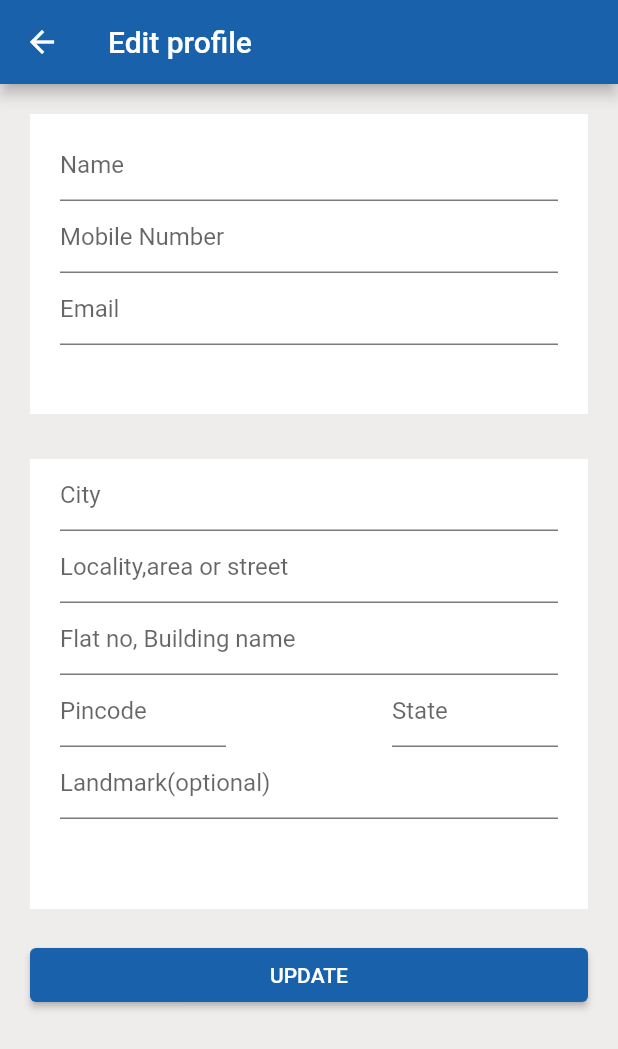
After one commit to gayathry-2001/meatshop, a Flutter app: the Editprof screen opened directly, on a phone screen of 412 x 824 dp. The commit adds this screen. Shown: the top 1049 px of the screen. Run offline on Flutter 3.47's test engine with Material 2 defaults, Android fonts, the phone set to English and light mode, and no system bars; our stand-ins replace animated_bottom_navigation_bar, carousel_slider, curved_navigation_bar.

Commit message:
29/09/23

```diff
--- a/lib/home/carouselindicator.dart
+++ b/lib/home/carouselindicator.dart
@@ -1,3 +1,4 @@
+
 import 'package:carousel_slider/carousel_slider.dart';
 import 'package:flutter/material.dart';
 
@@ -23,6 +24,7 @@ class _CarouselWithIndicatorState extends State<CarouselWithIndicatorDemo> {
 
         Column(children: [
           CarouselSlider(
+
             items: imageSliders,
             // itemCount: carouselimg.length,
             carouselController: _controller,
@@ -78,6 +80,7 @@ class _CarouselWithIndicatorState extends State<CarouselWithIndicatorDemo> {
               );
             }).toList(),
           ),
+
         ]);
 
 
--- /dev/null
+++ b/lib/home/editprof.dart
@@ -0,0 +1,147 @@
+import 'package:flutter/material.dart';
+
+class Editprof extends StatefulWidget {
+  const Editprof({super.key});
+
+  @override
+  State<Editprof> createState() => _EditprofState();
+}
+
+class _EditprofState extends State<Editprof> {
+  final namecntrl = TextEditingController();
+  final mobcntrl = TextEditingController();
+  final mailcntrl = TextEditingController();
+  final citycntrl = TextEditingController();
+  final locationcntrl = TextEditingController();
+  final flatcntrl = TextEditingController();
+  final pincntrl = TextEditingController();
+  final statecntrl = TextEditingController();
+  final landmarkcntrl = TextEditingController();
+
+
+  @override
+  Widget build(BuildContext context) {
+    return  Scaffold(
+      appBar: AppBar(title:const Text("Edit profile"),),
+      body:  SafeArea(child:
+      Container(
+        decoration: const BoxDecoration(
+          color:  Color.fromARGB(255, 239, 236, 236)
+        ),
+        child: Padding(
+          padding: const EdgeInsets.only(left: 20,right: 20,top: 20),
+          child: ListView(
+            children: [
+              Container(
+                height: 200,
+                color: Colors.white,
+                child:  Padding(
+                  padding: const EdgeInsets.only(right: 20,left: 20,top: 10,bottom: 10),
+                  child: Column(
+                    children: [
+                      TextField(
+                        controller: namecntrl,
+                        decoration: const InputDecoration(
+                          hintText: "Name"
+                        ),
+                      ),
+                       TextField(
+                        controller: mobcntrl,
+                        decoration: const InputDecoration(
+                          hintText: "Mobile Number"
+                        ),
+                      ),
+                       TextField(
+                        controller: mailcntrl,
+                        decoration: const InputDecoration(
+                          hintText: "Email"
+                        ),
+                      )
+                    ],
+
+                  ),
+                ),
+              ),
+              const SizedBox(height: 30,),
+              Container(
+                height: 300,
+                decoration: const BoxDecoration(
+                  color: Colors.white
+                ),
+                child: Padding(
+                  padding: const EdgeInsets.only(left: 20,right: 20),
+                  child: Column(
+                    children: [
+                       TextField(
+                        controller: citycntrl,
+                        decoration: const InputDecoration(
+                          hintText: "City"
+                        ),
+                      ),
+                       TextField(
+                        controller: locationcntrl,
+                        decoration: const InputDecoration(
+                          hintText: "Locality,area or street"
+                        ),
+                      ),
+                       TextField(
+                        controller: mailcntrl,
+                        decoration: const InputDecoration(
+                          hintText: "Flat no, Building name"
+                        ),
+                      ),
+                      Row(
+                        // mainAxisAlignment: MainAxisAlignment.spaceBetween,
+                        children: [
+                          Expanded(
+                            child: TextField(
+
+                            // textInputAction:TextInputType.,
+                            controller: locationcntrl,
+                            decoration: const InputDecoration(
+
+                            hintText: "Pincode"
+                                                ),
+                                              ),
+                          ),
+                          const Spacer(),
+                       Expanded(
+                         child: TextField(
+                          controller: mailcntrl,
+                          decoration: const InputDecoration(
+                            hintText: "State"
+                          ),
+                                           ),
+                       ),
+                        ],
+                      ),
+                      Expanded(
+                        child: TextField(
+                          controller: landmarkcntrl,
+                          decoration: const InputDecoration(
+                            hintText: "Landmark(optional)"
+                          ),
+                        ),
+                      ),
+                    ],
+                  ),
+                ),
+              ),
+              Padding(
+                padding: const EdgeInsets.only(top: 20),
+                child: ElevatedButton(
+                style: ElevatedButton.styleFrom(
+                  backgroundColor: const Color.fromARGB(255, 25, 98, 171)
+                ),
+                onPressed: (){
+
+                },
+                 child: const Text("UPDATE")),
+              )
+            ],
+          ),
+        ),
+      )),
+    );
+  }
+}
--- a/lib/home/gridviews.dart
+++ b/lib/home/gridviews.dart
@@ -9,6 +9,7 @@ class Grids extends StatelessWidget {
   @override
   Widget build(BuildContext context) {
     return  GridView.builder(
+                     physics: ScrollPhysics(),
                     itemCount: carouselimg.length,
                     gridDelegate: const SliverGridDelegateWithFixedCrossAxisCount(
 
--- a/lib/product/product.dart
+++ b/lib/product/product.dart
@@ -1,5 +1,5 @@
 import 'package:flutter/material.dart';
-import 'package:meatshopproj/home/gridviews.dart';
+// import 'package:meatshopproj/home/gridviews.dart';
 import 'package:meatshopproj/product/productgrids.dart';
 
 class Product extends StatefulWidget {
@@ -10,6 +10,7 @@ class Product extends StatefulWidget {
 }
 
 class _ProductState extends State<Product> {
+
   @override
   Widget build(BuildContext context) {
     return  Scaffold(
--- a/lib/singleproduct/singleproductgrid.dart
+++ b/lib/singleproduct/singleproductgrid.dart
@@ -10,6 +10,7 @@ class SingleProductgrids extends StatelessWidget {
   @override
   Widget build(BuildContext context) {
     return  GridView.builder(
+                    physics: const ScrollPhysics(),
                     itemCount: carouselimg.length,
                     gridDelegate: const SliverGridDelegateWithFixedCrossAxisCount(
 
--- a/pubspec.yaml
+++ b/pubspec.yaml
@@ -36,6 +36,7 @@ dependencies:
   # Use with the CupertinoIcons class for iOS style icons.
   cupertino_icons: ^1.0.2
   carousel_slider: ^4.2.1
+  flutter_carousel_slider: ^1.1.0
   animated_bottom_navigation_bar: ^1.2.1
   curved_navigation_bar: ^1.0.3
 
@@ -67,6 +68,7 @@ flutter:
     - assets/images/fishimg.jpg
     - assets/images/gridfish.jpg
     - assets/images/drawrbgimg.jpg
+    - assets/images/images.jpg
 
 
 
```
Also changed, not shown: lib/home/drawer.dart (+16 -0 lines), lib/home/homepage.dart (+6 -5 lines), lib/recipes/singlerecipes.dart (+45 -3 lines), lib/singleproduct/singleproduct.dart (+19 -6 lines), assets/images/images.jpg (added), pubspec.lock.
